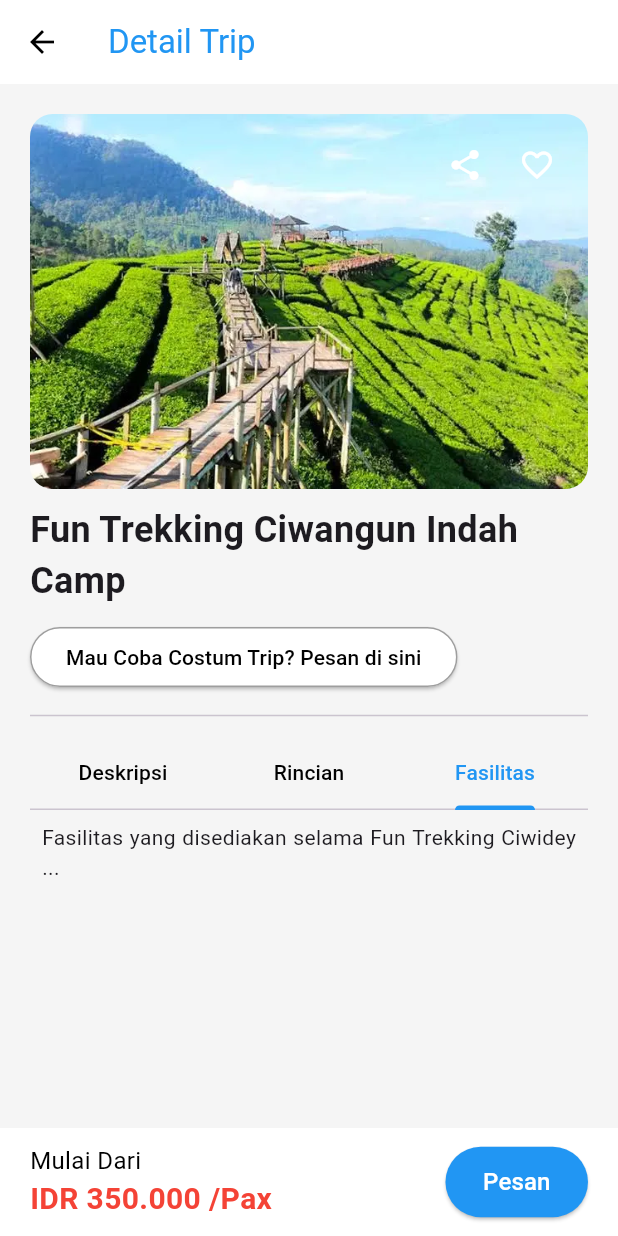
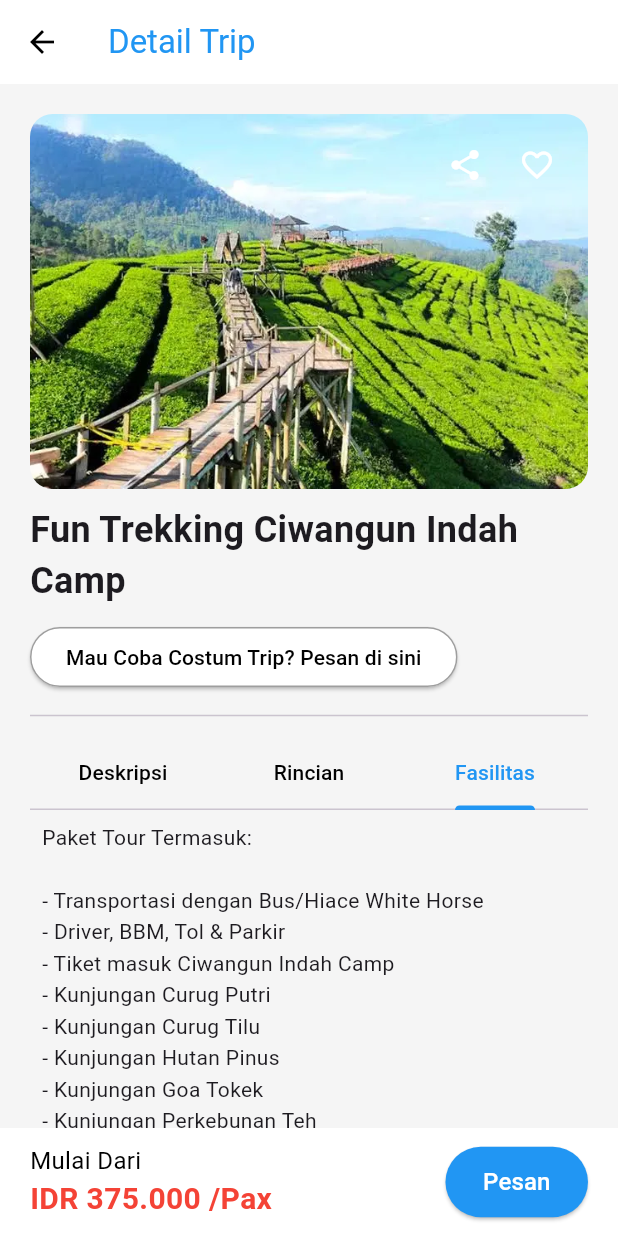
Before and after one commit to Skyenoobhub/travelapps, a Flutter app: the DetailTripPage screen opened directly, tab 3 chosen, on a phone screen of 412 x 824 dp. Run offline on Flutter 3.47's test engine with Material 3 defaults, Android fonts, the phone set to English and light mode, and no system bars.

Commit message:
“Second”

```diff
--- a/lib/ui/profile/profile.dart
+++ b/lib/ui/profile/profile.dart
@@ -1,6 +1,7 @@
 import 'package:flutter/material.dart';
 import 'package:travelapp/home.dart';
 import 'package:travelapp/ui/trips/trips.dart';
+import 'biodata.dart';
 
 class ProfilePage extends StatelessWidget {
   const ProfilePage({super.key});
@@ -13,13 +14,12 @@ class ProfilePage extends StatelessWidget {
         MaterialPageRoute(builder: (context) => const HomePage()),
       );
     } else if (index == 1) {
-      // Navigasi ke halaman Profile
+      // Navigasi ke halaman Trips
       Navigator.pushReplacement(
         context,
         MaterialPageRoute(builder: (context) => const OpenTripPage()),
       );
     }
-    // index 1 adalah halaman Trips, sehingga tetap di halaman OpenTripPage
   }
 
   @override
@@ -43,7 +43,6 @@ class ProfilePage extends StatelessWidget {
           child: Column(
             crossAxisAlignment: CrossAxisAlignment.start,
             children: [
-              // Bagian Pengaturan
               const Text(
                 'Pengaturan',
                 style: TextStyle(
@@ -54,7 +53,6 @@ class ProfilePage extends StatelessWidget {
               ),
               const SizedBox(height: 20),
 
-              // Kategori Umum
               _buildSectionTitle('Umum', Icons.settings),
               _buildListTile('Biodata', Icons.person, context),
               _buildListTile('Histori', Icons.history, context),
@@ -64,7 +62,6 @@ class ProfilePage extends StatelessWidget {
 
               const SizedBox(height: 20),
 
-              // Kategori Bantuan
               _buildSectionTitle('Bantuan', Icons.help_outline),
               _buildListTile('Pertanyaan Umum', Icons.question_answer, context),
             ],
@@ -120,7 +117,14 @@ class ProfilePage extends StatelessWidget {
       title: Text(title),
       trailing: const Icon(Icons.chevron_right),
       onTap: () {
-        // Aksi ketika item ditekan
+        // Menavigasi ke halaman Biodata jika memilih opsi Biodata
+        if (title == 'Biodata') {
+          Navigator.push(
+            context,
+            MaterialPageRoute(builder: (context) => const BiodataPage()),
+          );
+        }
+        // Tambahkan navigasi lain jika perlu
       },
     );
   }
--- a/lib/ui/trips/detail_trip_page.dart
+++ b/lib/ui/trips/detail_trip_page.dart
@@ -1,5 +1,4 @@
 // ignore_for_file: prefer_const_constructors
-
 import 'package:flutter/material.dart';
 
 class DetailTripPage extends StatelessWidget {
@@ -128,7 +127,7 @@ class DetailTripPage extends StatelessWidget {
                 style: TextStyle(fontSize: 16, color: Colors.black),
               ),
               Text(
-                'IDR 350.000 /Pax',
+                'IDR 375.000 /Pax',
                 style: TextStyle(
                   fontSize: 20,
                   fontWeight: FontWeight.bold,
@@ -175,14 +174,58 @@ class DetailTripPage extends StatelessWidget {
   Widget _buildItineraryTab() {
     return SingleChildScrollView(
       padding: const EdgeInsets.all(8.0),
-      child: const Text('Rincian perjalanan Fun Trekking Ciwidey ...', textAlign: TextAlign.justify),
+      child: Column(
+        crossAxisAlignment: CrossAxisAlignment.start,
+        children: const [
+          Text(
+            '• 06:30 Berangkat dari Meeting Point\n\n'
+            '  - Exit Tol Pasteur (Long Day Trip)\n'
+            '  - Exit Tol Buah Batu (Long Trip)\n'
+            '  - Exit Tol Soraja (Long Trip)\n\n'
+            '• 09:30 Ciwangun Indah Camp\n\n'
+            'Perkiraan Tiba di Base Camp CIC dan Persiapan untuk Melakukan Trekking\n\n'
+            '• 10:00 Start Trekking\n\n'
+            'Start Trekking dengan Rute melewati beberapa tempat :\n'
+            '      - Curug Putri\n'
+            '      - Curug Golosor\n'
+            '      - Curug Tilu\n'
+            '      - Hutan Pinus\n'
+            '      - Goa Tokek\n'
+            '      - Perkebunan Teh\n\n'
+            '• 15:00 Perjalanan menuju pusat oleh-oleh\n\n'
+            'Di tempat oleh-oleh ini banyak menjual makanan ringan yang sangat cocok dijadikan untuk oleh-oleh bagi orang terdekat\n\n'
+            '• 16:00 Perjalanan kembali ke Meeting Point\n\n'
+            'Perjalanan kembali ke meeting point, perkiraan tiba di meeting point terakhir jam 21:00 dan trip selesai.',
+            textAlign: TextAlign.justify,
+            style: TextStyle(height: 1.5),
+          ),
+        ],
+      ),
     );
   }
 
   Widget _buildFacilitiesTab() {
     return SingleChildScrollView(
       padding: const EdgeInsets.all(8.0),
-      child: const Text('Fasilitas yang disediakan selama Fun Trekking Ciwidey ...', textAlign: TextAlign.justify),
+      child: const Text(
+        'Paket Tour Termasuk:\n\n'
+        '- Transportasi dengan Bus/Hiace White Horse\n'
+        '- Driver, BBM, Tol & Parkir\n'
+        '- Tiket masuk Ciwangun Indah Camp\n'
+        '- Kunjungan Curug Putri\n'
+        '- Kunjungan Curug Tilu\n'
+        '- Kunjungan Hutan Pinus\n'
+        '- Kunjungan Goa Tokek\n'
+        '- Kunjungan Perkebunan Teh\n'
+        '- Guide Lokal selama Trekking\n'
+        '- Tour Leader\n\n'
+        'Paket Tour Tidak Termasuk :\n\n'
+        '- Penambahan Destinasi diluar Program\n'
+        '- Pengeluaran Keperluan Pribadi Selama Perjalanan\n'
+        '- Tipping Tour Leader dan Driver\n',
+        textAlign: TextAlign.justify,
+        style: TextStyle(height: 1.5),
+      ),
     );
   }
 }
```
